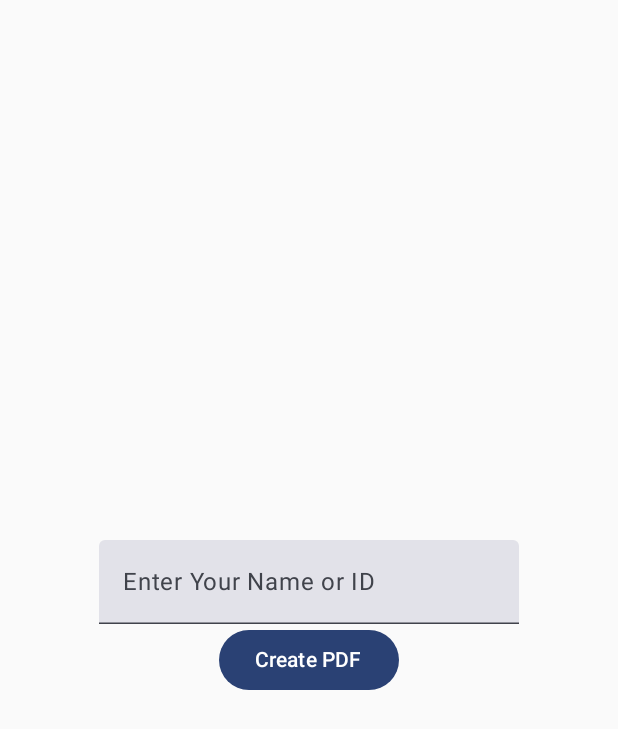
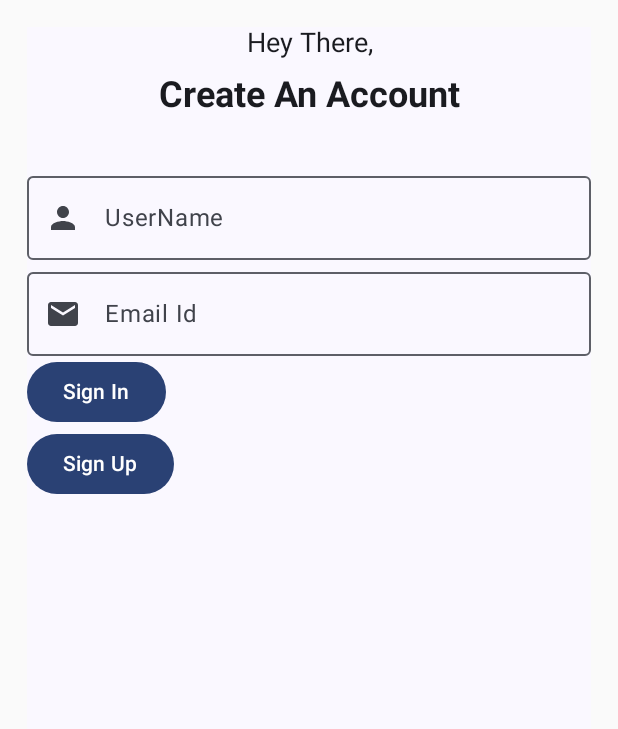
Before and after one commit to adityatulsyan03/UPIBillMate, an Android app built with Jetpack Compose: the screen it shows after launch (MainActivity before the commit, SignUp_Page after it), on a phone screen of 412 x 824 dp. Shown: the top 729 px of the screen. Run offline under Robolectric (Android 15) with nearby library versions, the light colour scheme and no system bars.

Commit message:
Sign_Up and Log_In page

```diff
--- a/app/build.gradle.kts
+++ b/app/build.gradle.kts
@@ -61,7 +61,6 @@ android {
 }
 
 dependencies {
-
     implementation("androidx.core:core-ktx:1.12.0")
     implementation("androidx.lifecycle:lifecycle-runtime-ktx:2.7.0")
     implementation("androidx.activity:activity-compose:1.8.2")
@@ -69,6 +68,7 @@ dependencies {
     implementation("androidx.compose.ui:ui")
     implementation("androidx.compose.ui:ui-graphics")
     implementation("androidx.compose.ui:ui-tooling-preview")
+    implementation ("androidx.compose.material:material-icons-extended")
     implementation("androidx.compose.material3:material3")
     testImplementation("junit:junit:4.13.2")
     androidTestImplementation("androidx.test.ext:junit:1.1.5")
--- a/app/src/main/AndroidManifest.xml
+++ b/app/src/main/AndroidManifest.xml
@@ -22,7 +22,7 @@
         android:theme="@style/Theme.UPI_to_INVOICE"
         tools:targetApi="31">
         <activity
-            android:name=".MainActivity"
+            android:name=".SignUp_Page"
             android:exported="true"
             android:label="@string/app_name"
             android:theme="@style/Theme.UPI_to_INVOICE"
@@ -38,6 +38,8 @@
                 <data android:mimeType="text/plain" />
             </intent-filter>
         </activity>
+        <activity android:name=".Login_Page" />
+        <activity android:name=".Create_Page" />
     </application>
 
 </manifest>
--- /dev/null
+++ b/app/src/main/java/com/example/upi_to_invoice/Components.kt
@@ -0,0 +1,183 @@
+package com.example.upi_to_invoice
+
+import android.graphics.drawable.Icon
+import android.widget.CheckBox
+import androidx.compose.foundation.layout.Row
+import androidx.compose.foundation.layout.fillMaxSize
+import androidx.compose.foundation.layout.fillMaxWidth
+import androidx.compose.foundation.layout.heightIn
+import androidx.compose.foundation.layout.padding
+import androidx.compose.foundation.shape.RoundedCornerShape
+import androidx.compose.foundation.text.KeyboardOptions
+import androidx.compose.material.icons.Icons
+import androidx.compose.material.icons.filled.Person
+import androidx.compose.material.icons.filled.Visibility
+import androidx.compose.material.icons.filled.VisibilityOff
+import androidx.compose.material.icons.materialIcon
+import androidx.compose.material.icons.outlined.Person
+import androidx.compose.material3.Checkbox
+import androidx.compose.material3.ExperimentalMaterial3Api
+import androidx.compose.material3.Icon
+import androidx.compose.material3.IconButton
+import androidx.compose.material3.MaterialTheme
+import androidx.compose.material3.OutlinedTextField
+import androidx.compose.material3.Text
+import androidx.compose.material3.TextField
+import androidx.compose.material3.TextFieldDefaults
+import androidx.compose.runtime.Composable
+import androidx.compose.runtime.getValue
+import androidx.compose.runtime.mutableStateOf
+import androidx.compose.runtime.remember
+import androidx.compose.runtime.setValue
+import androidx.compose.ui.Alignment
+import androidx.compose.ui.Modifier
+import androidx.compose.ui.draw.clip
+import androidx.compose.ui.graphics.Color
+import androidx.compose.ui.graphics.vector.ImageVector
+import androidx.compose.ui.input.key.Key.Companion.K
+import androidx.compose.ui.modifier.modifierLocalMapOf
+import androidx.compose.ui.res.painterResource
+import androidx.compose.ui.res.stringResource
+import androidx.compose.ui.text.TextStyle
+import androidx.compose.ui.text.font.FontFamily
+import androidx.compose.ui.text.font.FontWeight
+import androidx.compose.ui.text.input.KeyboardType
+import androidx.compose.ui.text.input.PasswordVisualTransformation
+import androidx.compose.ui.text.input.VisualTransformation
+import androidx.compose.ui.text.rememberTextMeasurer
+import androidx.compose.ui.text.style.TextAlign
+import androidx.compose.ui.tooling.preview.Preview
+import androidx.compose.ui.unit.dp
+import androidx.compose.ui.unit.sp
+
+@Composable
+fun NormalTextField(value: String) {
+    Text(
+        text = value,
+        modifier = Modifier
+            .fillMaxWidth()
+            .heightIn(min = 20.dp),
+        style = TextStyle(
+            fontSize = 18.sp,
+            fontWeight = FontWeight.Normal,
+            fontFamily = FontFamily.Default
+        ),
+        textAlign = TextAlign.Center
+    )
+}
+
+@Composable
+fun HeadingTextField(value: String) {
+    Text(
+        text = value,
+        modifier = Modifier
+            .fillMaxWidth()
+            .heightIn(min = 30.dp),
+        style = TextStyle(
+            fontSize = 24.sp,
+            fontWeight = FontWeight.Bold,
+            fontFamily = FontFamily.Default
+        ),
+        textAlign = TextAlign.Center
+    )
+}
+
+@OptIn(ExperimentalMaterial3Api::class)
+@Composable
+fun MyTextField(labelValue: String, icon: ImageVector) {
+
+    val textValue = remember { mutableStateOf("") }
+
+    OutlinedTextField(
+        modifier = Modifier
+            .fillMaxWidth(),
+        label = { Text(text = labelValue) },
+        keyboardOptions = KeyboardOptions.Default,
+        value = textValue.value,
+        onValueChange = {
+            textValue.value = it
+        },
+        leadingIcon = {
+            Icon(
+                imageVector = icon,
+                contentDescription = "null"
+            )
+        }
+    )
+}
+
+@Composable
+fun PasswordTextField(labelValue: String, icon: ImageVector) {
+
+    val password = remember { mutableStateOf("") }
+
+    val passwordVisible = remember { mutableStateOf(false) }
+
+    OutlinedTextField(
+        modifier = Modifier
+            .fillMaxWidth(),
+        label = { Text(text = labelValue) },
+        keyboardOptions = KeyboardOptions(keyboardType = KeyboardType.Password),
+        value = password.value,
+        onValueChange = {
+            password.value = it
+        },
+        leadingIcon = {
+            Icon(
+                imageVector = icon,
+                contentDescription = "null"
+            )
+        },
+        trailingIcon = {
+
+            val iconImage = if(passwordVisible.value){
+                Icons.Filled.Visibility
+            }else{
+                Icons.Filled.VisibilityOff
+            }
+
+            val description = if(passwordVisible.value){
+                stringResource(id = R.string.hide_password)
+            }else{
+                stringResource(id = R.string.show_password)
+            }
+
+            IconButton(onClick = {
+                passwordVisible.value = !passwordVisible.value
+            }) {
+                Icon(
+                    imageVector = iconImage,
+                    contentDescription = description
+                )
+            }
+
+        },
+        visualTransformation = if(passwordVisible.value)
+            VisualTransformation.None
+        else
+            PasswordVisualTransformation()
+    )
+}
+
+@Composable
+fun CheckboxCotent(value: String) {
+    Row(modifier = Modifier
+        .fillMaxWidth()
+        .heightIn(56.dp)
+        .padding(16.dp),
+        verticalAlignment = Alignment.CenterVertically
+    ){
+
+        val checkedState = remember { mutableStateOf(false) }
+
+        Checkbox(
+            checked = checkedState.value,
+            onCheckedChange = {
+                checkedState.value = !checkedState.value
+            }
+        )
+
+
+
+    }
+}
--- a/app/src/main/java/com/example/upi_to_invoice/MainActivity.kt
+++ b/app/src/main/java/com/example/upi_to_invoice/Create_Page.kt
@@ -3,7 +3,6 @@ package com.example.upi_to_invoice
 import android.content.Intent
 import android.graphics.Color
 import android.graphics.Paint
-import android.graphics.Paint.Style
 import android.graphics.pdf.PdfDocument
 import android.os.Bundle
 import android.os.Environment
@@ -16,11 +15,8 @@ import androidx.compose.foundation.layout.Arrangement
 import androidx.compose.foundation.layout.Column
 import androidx.compose.foundation.layout.fillMaxSize
 import androidx.compose.material3.Button
-import androidx.compose.material3.MaterialTheme
-import androidx.compose.material3.Surface
 import androidx.compose.material3.Text
 import androidx.compose.material3.TextField
-import androidx.compose.runtime.Composable
 import androidx.compose.runtime.getValue
 import androidx.compose.runtime.mutableDoubleStateOf
 import androidx.compose.runtime.mutableStateOf
@@ -28,7 +24,6 @@ import androidx.compose.runtime.remember
 import androidx.compose.runtime.setValue
 import androidx.compose.ui.Alignment
 import androidx.compose.ui.Modifier
-import androidx.compose.ui.tooling.preview.Preview
 import com.example.test.textviewmodel
 import com.example.upi_to_invoice.ui.theme.UPI_to_INVOICETheme
 import java.io.File
@@ -36,7 +31,7 @@ import java.text.SimpleDateFormat
 import java.util.Date
 import java.util.Locale
 
-class MainActivity : ComponentActivity() {
+class Create_Page : ComponentActivity() {
 
     private val viewModel by viewModels<textviewmodel>()
     private var price: Double by mutableDoubleStateOf(0.0)
--- /dev/null
+++ b/app/src/main/java/com/example/upi_to_invoice/SignUp_Page.kt
@@ -0,0 +1,79 @@
+package com.example.upi_to_invoice
+
+import android.content.Intent
+import android.os.Bundle
+import androidx.activity.ComponentActivity
+import androidx.activity.compose.setContent
+import androidx.compose.foundation.background
+import androidx.compose.foundation.layout.Column
+import androidx.compose.foundation.layout.Spacer
+import androidx.compose.foundation.layout.fillMaxSize
+import androidx.compose.foundation.layout.height
+import androidx.compose.foundation.layout.padding
+import androidx.compose.material.icons.Icons
+import androidx.compose.material.icons.filled.Email
+import androidx.compose.material.icons.filled.Person
+import androidx.compose.material3.Button
+import androidx.compose.material3.Surface
+import androidx.compose.material3.Text
+import androidx.compose.runtime.Composable
+import androidx.compose.ui.Modifier
+import androidx.compose.ui.graphics.Color
+import androidx.compose.ui.tooling.preview.Preview
+import androidx.compose.ui.unit.dp
+import androidx.core.content.ContextCompat.startActivity
+import com.example.upi_to_invoice.ui.theme.UPI_to_INVOICETheme
+import kotlin.math.sign
+
+class SignUp_Page : ComponentActivity()  {
+    public override fun onCreate(savedInstanceState: Bundle?) {
+        super.onCreate(savedInstanceState)
+        setContent {
+            UPI_to_INVOICETheme{
+                Surface(
+                    modifier = Modifier
+                        .fillMaxSize()
+                        .padding(18.dp)
+                        .background(Color.White)
+                ) {
+                    Sign(activity = this)
+                }
+            }
+        }
+    }
+}
+
+@Composable
+fun Sign(activity: ComponentActivity) {
+    Column(
+        modifier = Modifier
+            .fillMaxSize()
+    ) {
+        NormalTextField(value = "Hey There,")
+        Spacer(modifier = Modifier.height(10.dp))
+        HeadingTextField(value = "Create An Account")
+        Spacer(modifier = Modifier.height(30.dp))
+        MyTextField("UserName", Icons.Filled.Person)
+        MyTextField("Email Id", Icons.Filled.Email)
+        Button(onClick = {
+            Intent(activity.applicationContext,Create_Page::class.java).also{
+                activity.startActivity(it)
+            }
+        }) {
+            Text(text = "Sign In")
+        }
+        Button(onClick = {
+            Intent(activity.applicationContext,Login_Page::class.java).also{
+                activity.startActivity(it)
+            }
+        }) {
+            Text(text = "Sign Up")
+        }
+    }
+}
+
+@Preview(showBackground = true)
+@Composable
+fun prev_sign() {
+    Sign(activity = ComponentActivity())
+}
--- a/app/src/main/res/values/strings.xml
+++ b/app/src/main/res/values/strings.xml
@@ -1,3 +1,5 @@
 <resources>
     <string name="app_name">UPI_to_INVOICE</string>
+    <string name="hide_password">hide password</string>
+    <string name="show_password">show password</string>
 </resources>
```
Also changed, not shown: app/src/main/java/com/example/upi_to_invoice/Login_Page.kt (added, +80 -0 lines).
